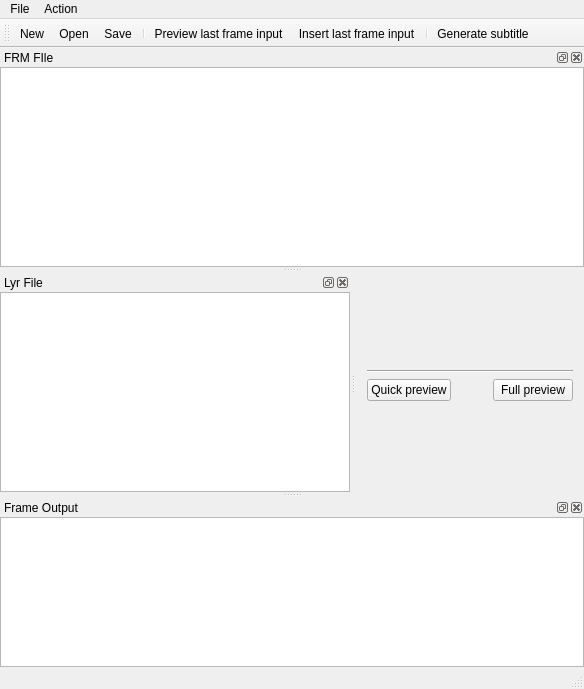
Qt form QToyTime/qtoytime.ui (Toyunda/toyunda) before a commit.
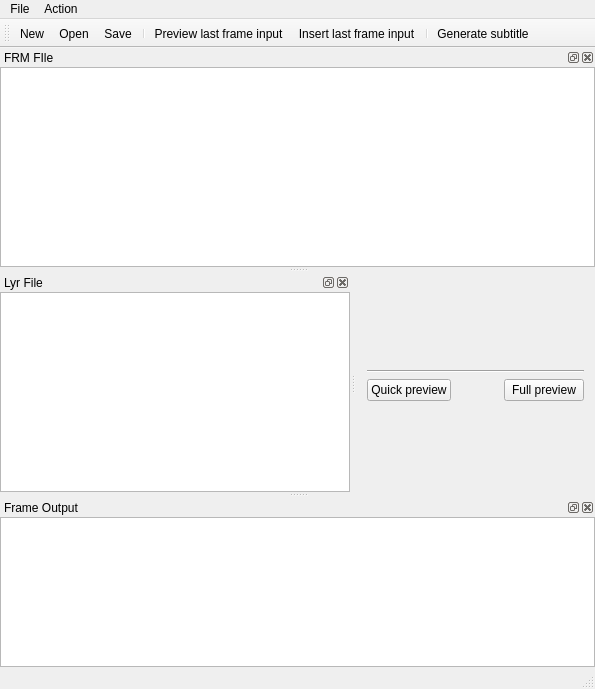
The same form after that commit. Icons and pictures are not drawn. Custom widgets are drawn as their Qt base class.

```diff
--- a/QToyTime/qtoytime.ui
+++ b/QToyTime/qtoytime.ui
@@ -6,8 +6,8 @@
    <rect>
     <x>0</x>
     <y>0</y>
-    <width>584</width>
-    <height>679</height>
+    <width>595</width>
+    <height>687</height>
    </rect>
   </property>
   <property name="windowTitle">
@@ -115,7 +115,7 @@
     <rect>
      <x>0</x>
      <y>0</y>
-     <width>584</width>
+     <width>595</width>
      <height>20</height>
     </rect>
    </property>
```
Left out of the diff: 6 changed lines with no effect on the pictures.
